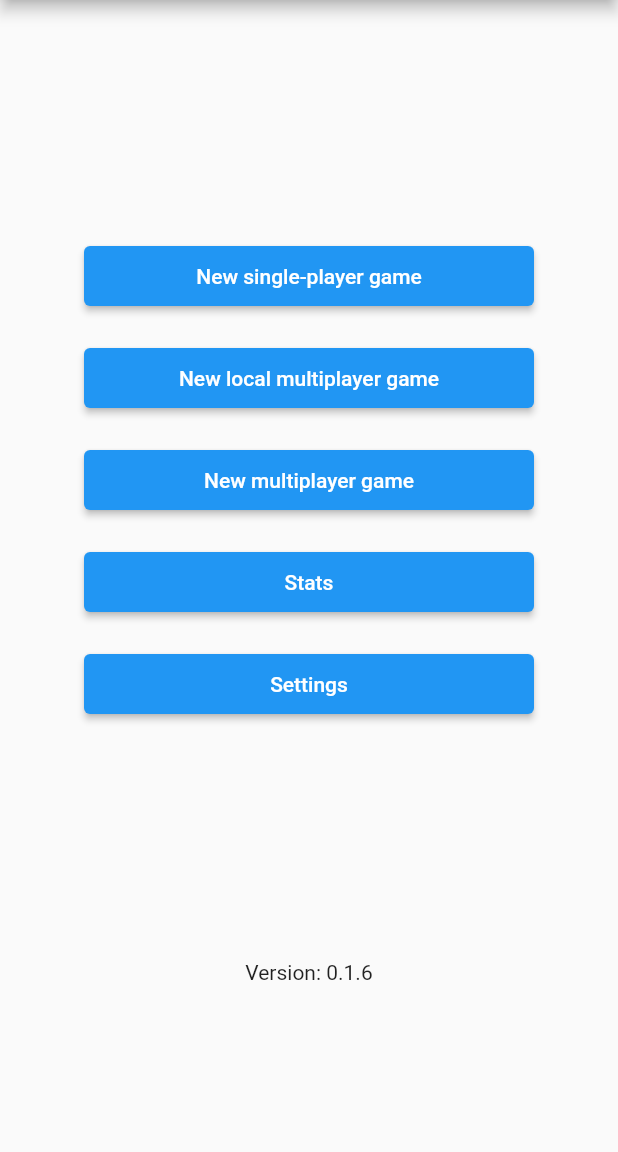
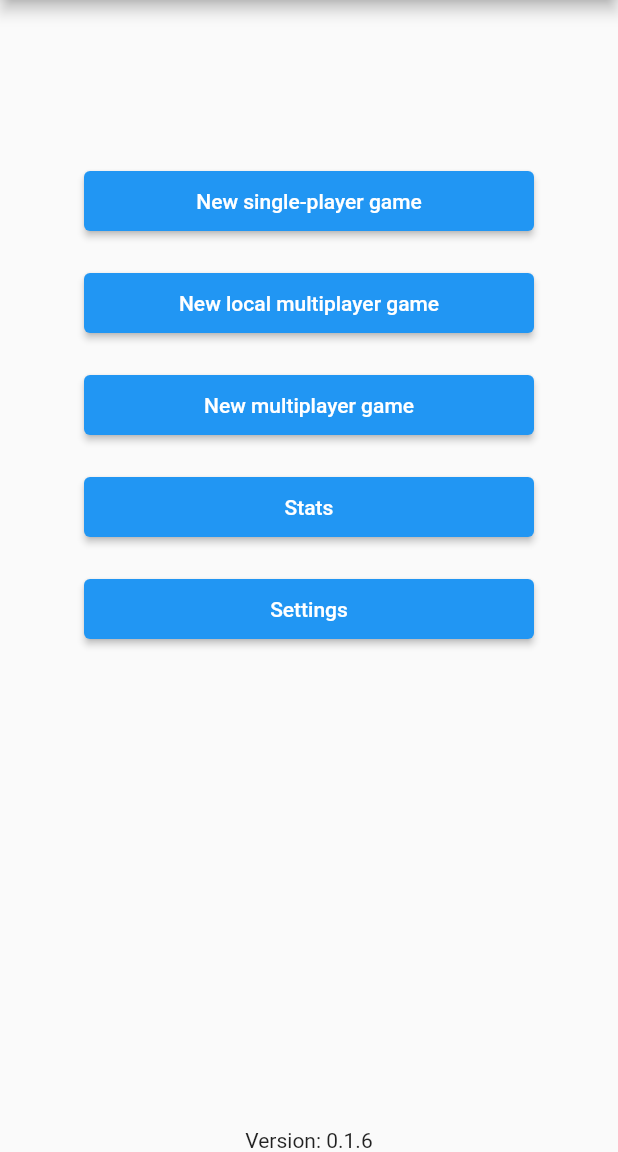
Before and after one commit to emberal/tic_tac_toe_upgraded, a Flutter app: the screen it shows after launch, on a phone screen of 412 x 824 dp, the part 84-1236 px from its top. Run offline on Flutter 3.47's test engine with Material 2 defaults, Android fonts, the phone set to English and light mode, and no system bars; our stand-ins replace package_info_plus, settings_ui, shared_preferences; missing offline and left inert: flex_color_picker.

Commit message:
Fixed column on home screen overflowing on small devices

```diff
--- a/lib/main.dart
+++ b/lib/main.dart
@@ -176,7 +176,9 @@ class _MyHomePageState extends State<MyHomePage> {
     return Layout(
       body: Column(
         children: [
-          Center(
+          Container(margin: const EdgeInsets.symmetric(vertical: 50)),
+          Expanded(
+            child: Center(
               child: Menu(
                 menus: [
                   {"page": Nav.sp.route, "text": "New single-player game"},
@@ -185,6 +187,7 @@ class _MyHomePageState extends State<MyHomePage> {
                   {"page": Nav.stats.route, "text": "Stats"},
                   {"page": Nav.settings.route, "text": "Settings"},
                 ],
+              ),
             ),
           ),
           // Version number
--- a/lib/widgets/menu.dart
+++ b/lib/widgets/menu.dart
@@ -7,26 +7,21 @@ class Menu extends StatelessWidget {
 
   @override
   Widget build(BuildContext context) {
-    return Container(
-      margin: const EdgeInsets.symmetric(vertical: 150),
-      child: Column(
+    return Column(
       children: [
-          ...menus!.map(
+        ...?menus?.map(
           (item) => Container(
             margin: const EdgeInsets.symmetric(vertical: 10),
             child: ElevatedButton(
               // If null go to home page
               onPressed: () =>
                   Navigator.pushNamed(context, (item["page"] ??= "/")),
-                // TODO change text colour based on the colour of the button!
               child: Text(item["text"] as String),
-                style:
-                    ElevatedButton.styleFrom(minimumSize: const Size(300, 40)),
+              style: ElevatedButton.styleFrom(minimumSize: const Size(300, 40)),
             ),
           ),
         ),
       ],
-      ),
     );
   }
 }
```
Lines whose indentation alone changed are shown as unchanged.
